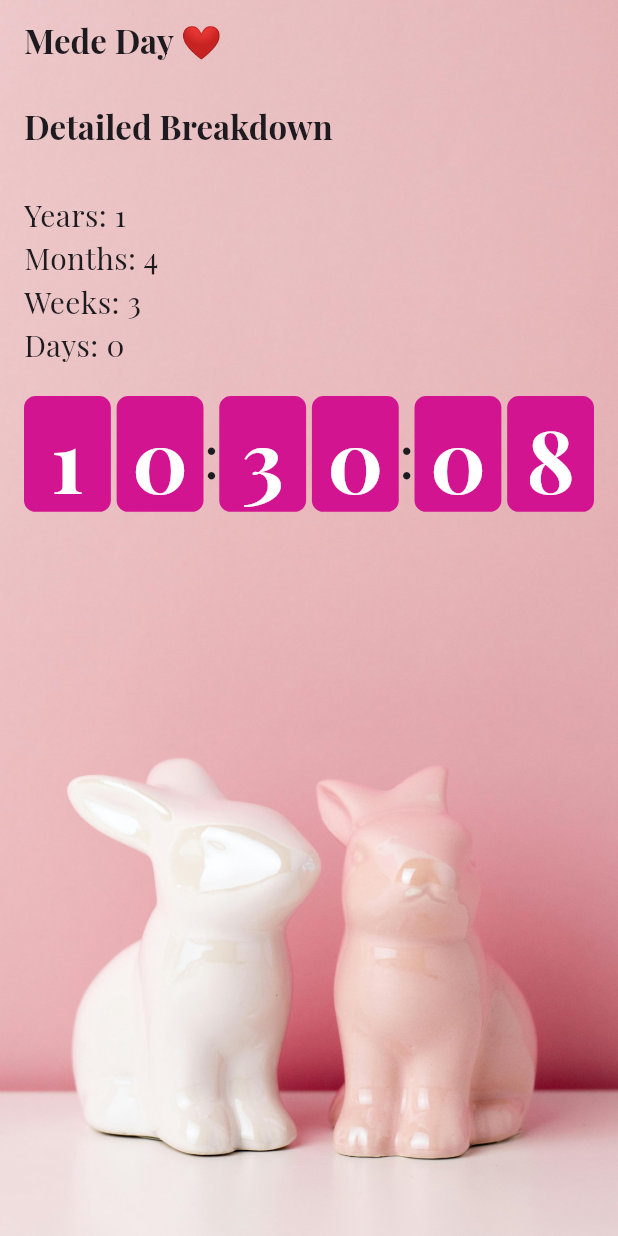
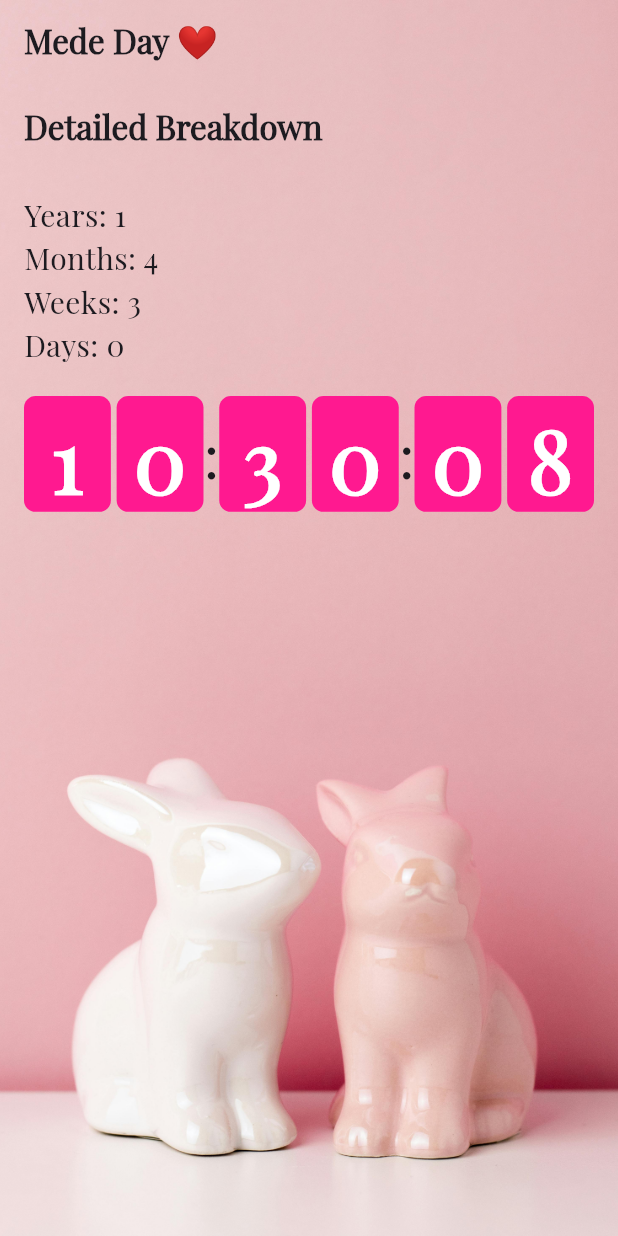
Before and after one commit to anvng/LoveDays, a Flutter app: the screen it shows after launch, swiped to page 2, on a phone screen of 412 x 824 dp. Run offline on Flutter 3.47's test engine with Material 3 defaults, Android fonts, the phone set to English and light mode, and no system bars; our stand-ins replace image_picker.

Commit message:
fix: could not find font in the atlas

```diff
--- a/lib/main.dart
+++ b/lib/main.dart
@@ -18,7 +18,7 @@ class LoveDayCounterApp extends StatelessWidget {
       title: 'Love Day Counter',
       theme: ThemeData(
         primarySwatch: Colors.pink,
-        fontFamily: 'PlayfairDisplay',
+        fontFamily: 'PlayfairDisplay_Regular',
         textTheme: const TextTheme(
           bodyLarge: TextStyle(fontSize: 20.0),
           bodyMedium: TextStyle(fontSize: 18.0),
--- a/lib/screens/memories_screen.dart
+++ b/lib/screens/memories_screen.dart
@@ -1,6 +1,6 @@
 import 'package:flutter/material.dart';
 import 'package:image_picker/image_picker.dart';
-import 'package:lovedays/widgets/background_container.dart';
+import '../widgets/background_container.dart';
 import '../widgets/memory_card.dart';
 
 class MemoriesScreen extends StatefulWidget {
@@ -18,12 +18,12 @@ class _MemoriesScreenState extends State<MemoriesScreen> {
     try {
       final XFile? image = await picker.pickImage(source: ImageSource.gallery);
       if (image != null) {
+        print('Selected image path: ${image.path}'); // Debug line
         setState(() {
           memoryImages.add(image);
         });
       }
     } catch (e) {
-      // Handle errors or show a message to the user
       ScaffoldMessenger.of(context).showSnackBar(
         SnackBar(content: Text('Error picking image: $e')),
       );
--- a/lib/widgets/flip_clock_number.dart
+++ b/lib/widgets/flip_clock_number.dart
@@ -47,7 +47,7 @@ class FlipClockNumber extends StatelessWidget {
       width: 60,
       height: 80,
       decoration: BoxDecoration(
-        color: const Color.fromARGB(255, 211, 20, 144),
+        color: const Color.fromARGB(255, 255, 25, 144),
         borderRadius: BorderRadius.circular(8),
       ),
       alignment: Alignment.center,
```
Also changed, not shown: pubspec.yaml (+10 -6 lines), lib/assets/fonts/PlayfairDisplay.ttf (deleted), lib/assets/fonts/PlayfairDisplay_Regular.ttf (added), lib/assets/fonts/SVN_Paris_Pro.otf (deleted), pubspec.lock, 8 other files.
